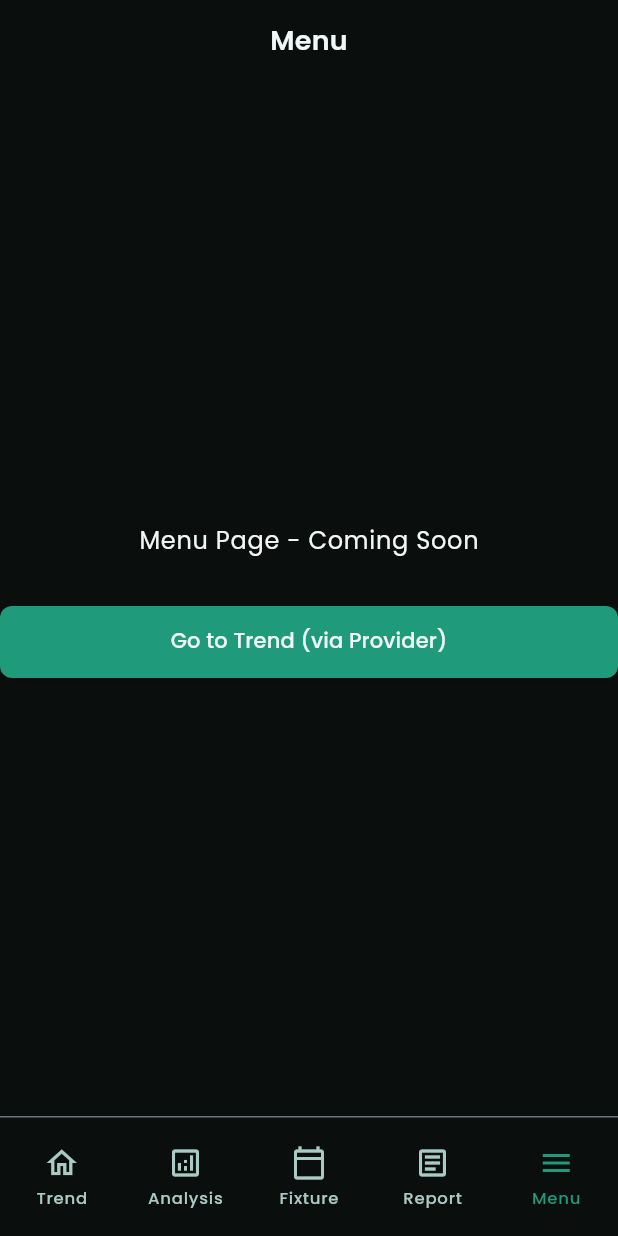
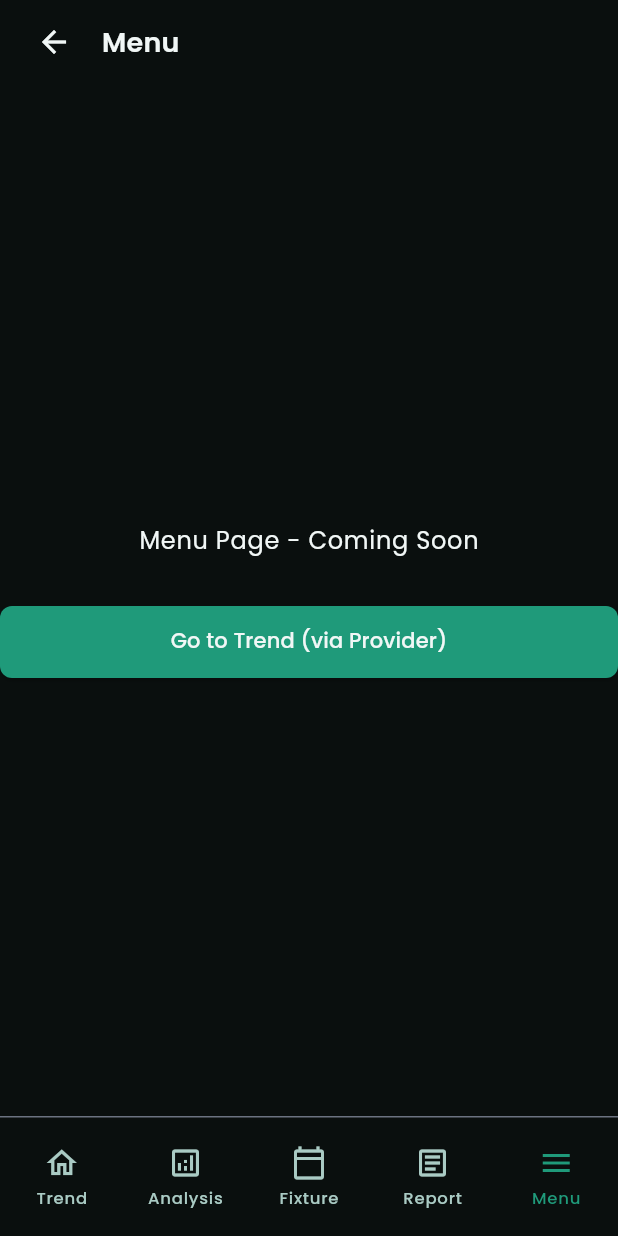
Before and after one commit to tri-kkk/TrendSoccer, a Flutter app: the screen it shows after launch, item 2 of the bottom bar chosen, after a tap on "Menu", on a phone screen of 412 x 824 dp. Run offline on Flutter 3.47's test engine with Material 3 defaults, Android fonts, the phone set to English and light mode, and no system bars; our stand-ins replace flutter_riverpod, go_router, google_fonts.

Commit message:
feat : add customappbar and update page layouts

````diff
--- a/lib/features/analysis/analysis_page.dart
+++ b/lib/features/analysis/analysis_page.dart
@@ -9,15 +9,12 @@ class AnalysisPage extends StatelessWidget {
   Widget build(BuildContext context) {
     return Scaffold(
       backgroundColor: AppColors.surfaceBase,
-      appBar: AppBar(
-        title: const Text('Analysis'),
-        backgroundColor: AppColors.surfaceBase,
-        foregroundColor: AppColors.textPrimary,
-      ),
-      body: const Center(
-        child: Text(
-          'Analysis Page - Coming Soon',
-          style: TextStyle(color: AppColors.textPrimary),
+      body: const SafeArea(
+        child: Center(
+          child: Text(
+            'Analysis Page - Coming Soon',
+            style: TextStyle(color: AppColors.textPrimary),
+          ),
         ),
       ),
     );
--- a/lib/features/fixture/fixture_page.dart
+++ b/lib/features/fixture/fixture_page.dart
@@ -9,15 +9,12 @@ class FixturePage extends StatelessWidget {
   Widget build(BuildContext context) {
     return Scaffold(
       backgroundColor: AppColors.surfaceBase,
-      appBar: AppBar(
-        title: const Text('Fixture'),
-        backgroundColor: AppColors.surfaceBase,
-        foregroundColor: AppColors.textPrimary,
-      ),
-      body: const Center(
-        child: Text(
-          'Fixture Page - Coming Soon',
-          style: TextStyle(color: AppColors.textPrimary),
+      body: const SafeArea(
+        child: Center(
+          child: Text(
+            'Fixture Page - Coming Soon',
+            style: TextStyle(color: AppColors.textPrimary),
+          ),
         ),
       ),
     );
--- a/lib/features/menu/menu_page.dart
+++ b/lib/features/menu/menu_page.dart
@@ -5,6 +5,7 @@ import 'package:go_router/go_router.dart';
 import '../../core/providers/navigation_provider.dart';
 import '../../core/theme/tokens/color_tokens.dart';
 import '../../core/theme/tokens/typography_tokens.dart';
+import '../../shared/widgets/appbar/custom_appbar.dart';
 
 class MenuPage extends ConsumerWidget {
   const MenuPage({super.key});
@@ -13,10 +14,12 @@ class MenuPage extends ConsumerWidget {
   Widget build(BuildContext context, WidgetRef ref) {
     return Scaffold(
       backgroundColor: AppColors.surfaceBase,
-      appBar: AppBar(
-        title: const Text('Menu'),
-        backgroundColor: AppColors.surfaceBase,
-        foregroundColor: AppColors.textPrimary,
+      appBar: PreferredSize(
+        preferredSize: const Size.fromHeight(56),
+        child: CustomAppBar(
+          title: 'Menu',
+          onBackPressed: () => context.pop(),
+        ),
       ),
       body: Center(
         child: Column(
--- a/lib/features/report/report_page.dart
+++ b/lib/features/report/report_page.dart
@@ -1,6 +1,8 @@
 import 'package:flutter/material.dart';
+import 'package:go_router/go_router.dart';
 
 import '../../core/theme/tokens/color_tokens.dart';
+import '../../shared/widgets/appbar/custom_appbar.dart';
 
 class ReportPage extends StatelessWidget {
   const ReportPage({super.key});
@@ -9,10 +11,12 @@ class ReportPage extends StatelessWidget {
   Widget build(BuildContext context) {
     return Scaffold(
       backgroundColor: AppColors.surfaceBase,
-      appBar: AppBar(
-        title: const Text('Report'),
-        backgroundColor: AppColors.surfaceBase,
-        foregroundColor: AppColors.textPrimary,
+      appBar: PreferredSize(
+        preferredSize: const Size.fromHeight(56),
+        child: CustomAppBar(
+          title: 'Reports',
+          onBackPressed: () => context.pop(),
+        ),
       ),
       body: const Center(
         child: Text(
--- a/lib/features/trend/trend_page.dart
+++ b/lib/features/trend/trend_page.dart
@@ -9,15 +9,12 @@ class TrendPage extends StatelessWidget {
   Widget build(BuildContext context) {
     return Scaffold(
       backgroundColor: AppColors.surfaceBase,
-      appBar: AppBar(
-        title: const Text('Trend'),
-        backgroundColor: AppColors.surfaceBase,
-        foregroundColor: AppColors.textPrimary,
-      ),
-      body: const Center(
-        child: Text(
-          'Trend Page - Coming Soon',
-          style: TextStyle(color: AppColors.textPrimary),
+      body: const SafeArea(
+        child: Center(
+          child: Text(
+            'Trend Page - Coming Soon',
+            style: TextStyle(color: AppColors.textPrimary),
+          ),
         ),
       ),
     );
--- /dev/null
+++ b/lib/shared/widgets/appbar/custom_appbar.dart
@@ -0,0 +1,53 @@
+import 'package:flutter/material.dart';
+
+import '../../../core/theme/tokens/color_tokens.dart';
+import '../../../core/theme/tokens/typography_tokens.dart';
+import '../buttons/back_button.dart';
+
+/// TrendSoccer custom app bar with a back button and title.
+///
+/// Renders a 56px-tall bar containing [CustomBackButton] followed by
+/// a 12px gap and the [title] text styled with [AppTypography.titleMedium].
+///
+/// ```dart
+/// CustomAppBar(
+///   title: 'Match Detail',
+///   onBackPressed: () => Navigator.pop(context),
+/// )
+/// ```
+class CustomAppBar extends StatelessWidget {
+  const CustomAppBar({
+    super.key,
+    required this.title,
+    this.onBackPressed,
+  });
+
+  /// Text displayed next to the back button.
+  final String title;
+
+  /// Called when the back button is tapped.
+  /// If null, the back button still renders but does nothing.
+  final VoidCallback? onBackPressed;
+
+  @override
+  Widget build(BuildContext context) {
+    return Container(
+      height: 56,
+      width: double.infinity,
+      color: AppColors.surfaceBase,
+      padding: const EdgeInsets.symmetric(horizontal: 16),
+      child: Row(
+        children: [
+          CustomBackButton(onPressed: onBackPressed),
+          const SizedBox(width: 12),
+          Text(
+            title,
+            style: AppTypography.titleMedium.copyWith(
+              color: AppColors.textPrimary,
+            ),
+          ),
+        ],
+      ),
+    );
+  }
+}
````
